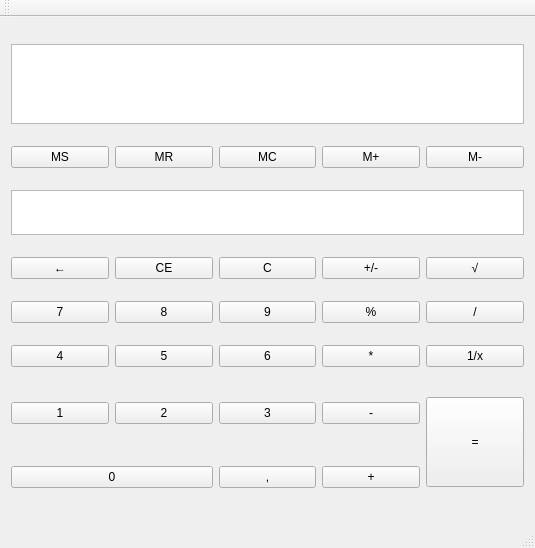
Before: the Qt Designer form mainwindow.ui in GremSnoort/Calc, drawn with Qt 5.
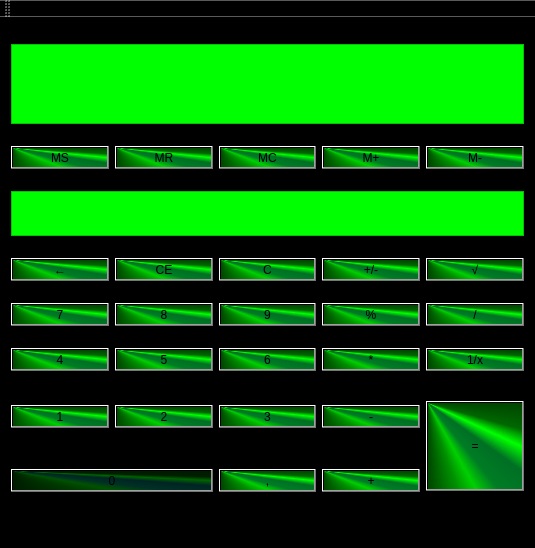
After: the same form once the commit is applied.

Commit message: QString all/design/correction

The edit to the form file:
```diff
--- a/mainwindow.ui
+++ b/mainwindow.ui
@@ -13,6 +13,9 @@
   <property name="windowTitle">
    <string>MainWindow</string>
   </property>
+  <property name="styleSheet">
+   <string notr="true">background-color: rgb(0, 0, 0);</string>
+  </property>
   <widget class="QWidget" name="centralWidget">
    <layout class="QGridLayout" name="gridLayout">
     <item row="0" column="0" colspan="5">
@@ -23,10 +26,16 @@
         <height>80</height>
        </size>
       </property>
+      <property name="styleSheet">
+       <string notr="true">background-color: rgb(0, 255, 0);</string>
+      </property>
      </widget>
     </item>
     <item row="1" column="0">
      <widget class="QPushButton" name="MSave">
+      <property name="styleSheet">
+       <string notr="true">background-color: qconicalgradient(cx:0, cy:0, angle:135, stop:0 rgba(0, 255, 0, 69), stop:0.375 rgba(0, 255, 0, 69), stop:0.423533 rgba(0, 255, 0, 145), stop:0.45 rgba(0, 255, 0, 208), stop:0.477581 rgba(0, 244, 71, 130), stop:0.518717 rgba(0, 218, 71, 130), stop:0.55 rgba(0, 255, 0, 255), stop:0.57754 rgba(0, 203, 0, 130), stop:0.625 rgba(0, 255, 0, 69), stop:1 rgba(0, 255, 0, 69));</string>
+      </property>
       <property name="text">
        <string>MS</string>
       </property>
@@ -34,6 +43,9 @@
     </item>
     <item row="1" column="1">
      <widget class="QPushButton" name="MRead">
+      <property name="styleSheet">
+       <string notr="true">background-color: qconicalgradient(cx:0, cy:0, angle:135, stop:0 rgba(0, 255, 0, 69), stop:0.375 rgba(0, 255, 0, 69), stop:0.423533 rgba(0, 255, 0, 145), stop:0.45 rgba(0, 255, 0, 208), stop:0.477581 rgba(0, 244, 71, 130), stop:0.518717 rgba(0, 218, 71, 130), stop:0.55 rgba(0, 255, 0, 255), stop:0.57754 rgba(0, 203, 0, 130), stop:0.625 rgba(0, 255, 0, 69), stop:1 rgba(0, 255, 0, 69));</string>
+      </property>
       <property name="text">
        <string>MR</string>
       </property>
@@ -41,6 +53,9 @@
     </item>
     <item row="1" column="2">
      <widget class="QPushButton" name="MClear">
+      <property name="styleSheet">
+       <string notr="true">background-color: qconicalgradient(cx:0, cy:0, angle:135, stop:0 rgba(0, 255, 0, 69), stop:0.375 rgba(0, 255, 0, 69), stop:0.423533 rgba(0, 255, 0, 145), stop:0.45 rgba(0, 255, 0, 208), stop:0.477581 rgba(0, 244, 71, 130), stop:0.518717 rgba(0, 218, 71, 130), stop:0.55 rgba(0, 255, 0, 255), stop:0.57754 rgba(0, 203, 0, 130), stop:0.625 rgba(0, 255, 0, 69), stop:1 rgba(0, 255, 0, 69));</string>
+      </property>
       <property name="text">
        <string>MC</string>
       </property>
@@ -48,6 +63,9 @@
     </item>
     <item row="1" column="3">
      <widget class="QPushButton" name="MPlus">
+      <property name="styleSheet">
+       <string notr="true">background-color: qconicalgradient(cx:0, cy:0, angle:135, stop:0 rgba(0, 255, 0, 69), stop:0.375 rgba(0, 255, 0, 69), stop:0.423533 rgba(0, 255, 0, 145), stop:0.45 rgba(0, 255, 0, 208), stop:0.477581 rgba(0, 244, 71, 130), stop:0.518717 rgba(0, 218, 71, 130), stop:0.55 rgba(0, 255, 0, 255), stop:0.57754 rgba(0, 203, 0, 130), stop:0.625 rgba(0, 255, 0, 69), stop:1 rgba(0, 255, 0, 69));</string>
+      </property>
       <property name="text">
        <string>M+</string>
       </property>
@@ -55,6 +73,9 @@
     </item>
     <item row="1" column="4">
      <widget class="QPushButton" name="MMinus">
+      <property name="styleSheet">
+       <string notr="true">background-color: qconicalgradient(cx:0, cy:0, angle:135, stop:0 rgba(0, 255, 0, 69), stop:0.375 rgba(0, 255, 0, 69), stop:0.423533 rgba(0, 255, 0, 145), stop:0.45 rgba(0, 255, 0, 208), stop:0.477581 rgba(0, 244, 71, 130), stop:0.518717 rgba(0, 218, 71, 130), stop:0.55 rgba(0, 255, 0, 255), stop:0.57754 rgba(0, 203, 0, 130), stop:0.625 rgba(0, 255, 0, 69), stop:1 rgba(0, 255, 0, 69));</string>
+      </property>
       <property name="text">
        <string>M-</string>
       </property>
@@ -68,10 +89,16 @@
         <height>45</height>
        </size>
       </property>
+      <property name="styleSheet">
+       <string notr="true">background-color: rgb(0, 255, 0);</string>
+      </property>
      </widget>
     </item>
     <item row="3" column="0">
      <widget class="QPushButton" name="Delete_the_last">
+      <property name="styleSheet">
+       <string notr="true">background-color: qconicalgradient(cx:0, cy:0, angle:135, stop:0 rgba(0, 255, 0, 69), stop:0.375 rgba(0, 255, 0, 69), stop:0.423533 rgba(0, 255, 0, 145), stop:0.45 rgba(0, 255, 0, 208), stop:0.477581 rgba(0, 244, 71, 130), stop:0.518717 rgba(0, 218, 71, 130), stop:0.55 rgba(0, 255, 0, 255), stop:0.57754 rgba(0, 203, 0, 130), stop:0.625 rgba(0, 255, 0, 69), stop:1 rgba(0, 255, 0, 69));</string>
+      </property>
       <property name="text">
        <string>←</string>
       </property>
@@ -79,6 +106,9 @@
     </item>
     <item row="3" column="1">
      <widget class="QPushButton" name="CE">
+      <property name="styleSheet">
+       <string notr="true">background-color: qconicalgradient(cx:0, cy:0, angle:135, stop:0 rgba(0, 255, 0, 69), stop:0.375 rgba(0, 255, 0, 69), stop:0.423533 rgba(0, 255, 0, 145), stop:0.45 rgba(0, 255, 0, 208), stop:0.477581 rgba(0, 244, 71, 130), stop:0.518717 rgba(0, 218, 71, 130), stop:0.55 rgba(0, 255, 0, 255), stop:0.57754 rgba(0, 203, 0, 130), stop:0.625 rgba(0, 255, 0, 69), stop:1 rgba(0, 255, 0, 69));</string>
+      </property>
       <property name="text">
        <string>CE</string>
       </property>
@@ -86,6 +116,9 @@
     </item>
     <item row="3" column="2">
      <widget class="QPushButton" name="C">
+      <property name="styleSheet">
+       <string notr="true">background-color: qconicalgradient(cx:0, cy:0, angle:135, stop:0 rgba(0, 255, 0, 69), stop:0.375 rgba(0, 255, 0, 69), stop:0.423533 rgba(0, 255, 0, 145), stop:0.45 rgba(0, 255, 0, 208), stop:0.477581 rgba(0, 244, 71, 130), stop:0.518717 rgba(0, 218, 71, 130), stop:0.55 rgba(0, 255, 0, 255), stop:0.57754 rgba(0, 203, 0, 130), stop:0.625 rgba(0, 255, 0, 69), stop:1 rgba(0, 255, 0, 69));</string>
+      </property>
       <property name="text">
        <string>C</string>
       </property>
@@ -93,6 +126,9 @@
     </item>
     <item row="3" column="3">
      <widget class="QPushButton" name="Change_plus_minus">
+      <property name="styleSheet">
+       <string notr="true">background-color: qconicalgradient(cx:0, cy:0, angle:135, stop:0 rgba(0, 255, 0, 69), stop:0.375 rgba(0, 255, 0, 69), stop:0.423533 rgba(0, 255, 0, 145), stop:0.45 rgba(0, 255, 0, 208), stop:0.477581 rgba(0, 244, 71, 130), stop:0.518717 rgba(0, 218, 71, 130), stop:0.55 rgba(0, 255, 0, 255), stop:0.57754 rgba(0, 203, 0, 130), stop:0.625 rgba(0, 255, 0, 69), stop:1 rgba(0, 255, 0, 69));</string>
+      </property>
       <property name="text">
        <string>+/-</string>
       </property>
@@ -100,6 +136,9 @@
     </item>
     <item row="3" column="4">
      <widget class="QPushButton" name="Sqrt_">
+      <property name="styleSheet">
+       <string notr="true">background-color: qconicalgradient(cx:0, cy:0, angle:135, stop:0 rgba(0, 255, 0, 69), stop:0.375 rgba(0, 255, 0, 69), stop:0.423533 rgba(0, 255, 0, 145), stop:0.45 rgba(0, 255, 0, 208), stop:0.477581 rgba(0, 244, 71, 130), stop:0.518717 rgba(0, 218, 71, 130), stop:0.55 rgba(0, 255, 0, 255), stop:0.57754 rgba(0, 203, 0, 130), stop:0.625 rgba(0, 255, 0, 69), stop:1 rgba(0, 255, 0, 69));</string>
+      </property>
       <property name="text">
        <string>√</string>
       </property>
@@ -107,6 +146,9 @@
     </item>
     <item row="4" column="0">
      <widget class="QPushButton" name="N_seven">
+      <property name="styleSheet">
+       <string notr="true">background-color: qconicalgradient(cx:0, cy:0, angle:135, stop:0 rgba(0, 255, 0, 69), stop:0.375 rgba(0, 255, 0, 69), stop:0.423533 rgba(0, 255, 0, 145), stop:0.45 rgba(0, 255, 0, 208), stop:0.477581 rgba(0, 244, 71, 130), stop:0.518717 rgba(0, 218, 71, 130), stop:0.55 rgba(0, 255, 0, 255), stop:0.57754 rgba(0, 203, 0, 130), stop:0.625 rgba(0, 255, 0, 69), stop:1 rgba(0, 255, 0, 69));</string>
+      </property>
       <property name="text">
        <string>7</string>
       </property>
@@ -114,6 +156,9 @@
     </item>
     <item row="4" column="1">
      <widget class="QPushButton" name="N_eight">
+      <property name="styleSheet">
+       <string notr="true">background-color: qconicalgradient(cx:0, cy:0, angle:135, stop:0 rgba(0, 255, 0, 69), stop:0.375 rgba(0, 255, 0, 69), stop:0.423533 rgba(0, 255, 0, 145), stop:0.45 rgba(0, 255, 0, 208), stop:0.477581 rgba(0, 244, 71, 130), stop:0.518717 rgba(0, 218, 71, 130), stop:0.55 rgba(0, 255, 0, 255), stop:0.57754 rgba(0, 203, 0, 130), stop:0.625 rgba(0, 255, 0, 69), stop:1 rgba(0, 255, 0, 69));</string>
+      </property>
       <property name="text">
        <string>8</string>
       </property>
@@ -121,6 +166,9 @@
     </item>
     <item row="4" column="2">
      <widget class="QPushButton" name="N_nine">
+      <property name="styleSheet">
+       <string notr="true">background-color: qconicalgradient(cx:0, cy:0, angle:135, stop:0 rgba(0, 255, 0, 69), stop:0.375 rgba(0, 255, 0, 69), stop:0.423533 rgba(0, 255, 0, 145), stop:0.45 rgba(0, 255, 0, 208), stop:0.477581 rgba(0, 244, 71, 130), stop:0.518717 rgba(0, 218, 71, 130), stop:0.55 rgba(0, 255, 0, 255), stop:0.57754 rgba(0, 203, 0, 130), stop:0.625 rgba(0, 255, 0, 69), stop:1 rgba(0, 255, 0, 69));</string>
+      </property>
       <property name="text">
        <string>9</string>
       </property>
@@ -128,6 +176,9 @@
     </item>
     <item row="4" column="3">
      <widget class="QPushButton" name="Div_mod">
+      <property name="styleSheet">
+       <string notr="true">background-color: qconicalgradient(cx:0, cy:0, angle:135, stop:0 rgba(0, 255, 0, 69), stop:0.375 rgba(0, 255, 0, 69), stop:0.423533 rgba(0, 255, 0, 145), stop:0.45 rgba(0, 255, 0, 208), stop:0.477581 rgba(0, 244, 71, 130), stop:0.518717 rgba(0, 218, 71, 130), stop:0.55 rgba(0, 255, 0, 255), stop:0.57754 rgba(0, 203, 0, 130), stop:0.625 rgba(0, 255, 0, 69), stop:1 rgba(0, 255, 0, 69));</string>
+      </property>
       <property name="text">
        <string>%</string>
       </property>
@@ -135,6 +186,9 @@
     </item>
     <item row="4" column="4">
      <widget class="QPushButton" name="Div_div">
+      <property name="styleSheet">
+       <string notr="true">background-color: qconicalgradient(cx:0, cy:0, angle:135, stop:0 rgba(0, 255, 0, 69), stop:0.375 rgba(0, 255, 0, 69), stop:0.423533 rgba(0, 255, 0, 145), stop:0.45 rgba(0, 255, 0, 208), stop:0.477581 rgba(0, 244, 71, 130), stop:0.518717 rgba(0, 218, 71, 130), stop:0.55 rgba(0, 255, 0, 255), stop:0.57754 rgba(0, 203, 0, 130), stop:0.625 rgba(0, 255, 0, 69), stop:1 rgba(0, 255, 0, 69));</string>
+      </property>
       <property name="text">
        <string>/</string>
       </property>
@@ -142,6 +196,9 @@
     </item>
     <item row="5" column="0">
      <widget class="QPushButton" name="N_four">
+      <property name="styleSheet">
+       <string notr="true">background-color: qconicalgradient(cx:0, cy:0, angle:135, stop:0 rgba(0, 255, 0, 69), stop:0.375 rgba(0, 255, 0, 69), stop:0.423533 rgba(0, 255, 0, 145), stop:0.45 rgba(0, 255, 0, 208), stop:0.477581 rgba(0, 244, 71, 130), stop:0.518717 rgba(0, 218, 71, 130), stop:0.55 rgba(0, 255, 0, 255), stop:0.57754 rgba(0, 203, 0, 130), stop:0.625 rgba(0, 255, 0, 69), stop:1 rgba(0, 255, 0, 69));</string>
+      </property>
       <property name="text">
        <string>4</string>
       </property>
@@ -149,6 +206,9 @@
     </item>
     <item row="5" column="1">
      <widget class="QPushButton" name="N_five">
+      <property name="styleSheet">
+       <string notr="true">background-color: qconicalgradient(cx:0, cy:0, angle:135, stop:0 rgba(0, 255, 0, 69), stop:0.375 rgba(0, 255, 0, 69), stop:0.423533 rgba(0, 255, 0, 145), stop:0.45 rgba(0, 255, 0, 208), stop:0.477581 rgba(0, 244, 71, 130), stop:0.518717 rgba(0, 218, 71, 130), stop:0.55 rgba(0, 255, 0, 255), stop:0.57754 rgba(0, 203, 0, 130), stop:0.625 rgba(0, 255, 0, 69), stop:1 rgba(0, 255, 0, 69));</string>
+      </property>
       <property name="text">
        <string>5</string>
       </property>
@@ -156,6 +216,9 @@
     </item>
     <item row="5" column="2">
      <widget class="QPushButton" name="N_six">
+      <property name="styleSheet">
+       <string notr="true">background-color: qconicalgradient(cx:0, cy:0, angle:135, stop:0 rgba(0, 255, 0, 69), stop:0.375 rgba(0, 255, 0, 69), stop:0.423533 rgba(0, 255, 0, 145), stop:0.45 rgba(0, 255, 0, 208), stop:0.477581 rgba(0, 244, 71, 130), stop:0.518717 rgba(0, 218, 71, 130), stop:0.55 rgba(0, 255, 0, 255), stop:0.57754 rgba(0, 203, 0, 130), stop:0.625 rgba(0, 255, 0, 69), stop:1 rgba(0, 255, 0, 69));</string>
+      </property>
       <property name="text">
        <string>6</string>
       </property>
@@ -163,6 +226,9 @@
     </item>
     <item row="5" column="3">
      <widget class="QPushButton" name="Multiply">
+      <property name="styleSheet">
+       <string notr="true">background-color: qconicalgradient(cx:0, cy:0, angle:135, stop:0 rgba(0, 255, 0, 69), stop:0.375 rgba(0, 255, 0, 69), stop:0.423533 rgba(0, 255, 0, 145), stop:0.45 rgba(0, 255, 0, 208), stop:0.477581 rgba(0, 244, 71, 130), stop:0.518717 rgba(0, 218, 71, 130), stop:0.55 rgba(0, 255, 0, 255), stop:0.57754 rgba(0, 203, 0, 130), stop:0.625 rgba(0, 255, 0, 69), stop:1 rgba(0, 255, 0, 69));</string>
+      </property>
       <property name="text">
        <string>*</string>
       </property>
@@ -170,6 +236,9 @@
     </item>
     <item row="5" column="4">
      <widget class="QPushButton" name="One_div_X">
+      <property name="styleSheet">
+       <string notr="true">background-color: qconicalgradient(cx:0, cy:0, angle:135, stop:0 rgba(0, 255, 0, 69), stop:0.375 rgba(0, 255, 0, 69), stop:0.423533 rgba(0, 255, 0, 145), stop:0.45 rgba(0, 255, 0, 208), stop:0.477581 rgba(0, 244, 71, 130), stop:0.518717 rgba(0, 218, 71, 130), stop:0.55 rgba(0, 255, 0, 255), stop:0.57754 rgba(0, 203, 0, 130), stop:0.625 rgba(0, 255, 0, 69), stop:1 rgba(0, 255, 0, 69));</string>
+      </property>
       <property name="text">
        <string>1/x</string>
       </property>
@@ -177,6 +246,9 @@
     </item>
     <item row="6" column="0">
      <widget class="QPushButton" name="N_one">
+      <property name="styleSheet">
+       <string notr="true">background-color: qconicalgradient(cx:0, cy:0, angle:135, stop:0 rgba(0, 255, 0, 69), stop:0.375 rgba(0, 255, 0, 69), stop:0.423533 rgba(0, 255, 0, 145), stop:0.45 rgba(0, 255, 0, 208), stop:0.477581 rgba(0, 244, 71, 130), stop:0.518717 rgba(0, 218, 71, 130), stop:0.55 rgba(0, 255, 0, 255), stop:0.57754 rgba(0, 203, 0, 130), stop:0.625 rgba(0, 255, 0, 69), stop:1 rgba(0, 255, 0, 69));</string>
+      </property>
       <property name="text">
        <string>1</string>
       </property>
@@ -184,6 +256,9 @@
     </item>
     <item row="6" column="1">
      <widget class="QPushButton" name="N_two">
+      <property name="styleSheet">
+       <string notr="true">background-color: qconicalgradient(cx:0, cy:0, angle:135, stop:0 rgba(0, 255, 0, 69), stop:0.375 rgba(0, 255, 0, 69), stop:0.423533 rgba(0, 255, 0, 145), stop:0.45 rgba(0, 255, 0, 208), stop:0.477581 rgba(0, 244, 71, 130), stop:0.518717 rgba(0, 218, 71, 130), stop:0.55 rgba(0, 255, 0, 255), stop:0.57754 rgba(0, 203, 0, 130), stop:0.625 rgba(0, 255, 0, 69), stop:1 rgba(0, 255, 0, 69));</string>
+      </property>
       <property name="text">
        <string>2</string>
       </property>
@@ -191,6 +266,9 @@
     </item>
     <item row="6" column="2">
      <widget class="QPushButton" name="N_three">
+      <property name="styleSheet">
+       <string notr="true">background-color: qconicalgradient(cx:0, cy:0, angle:135, stop:0 rgba(0, 255, 0, 69), stop:0.375 rgba(0, 255, 0, 69), stop:0.423533 rgba(0, 255, 0, 145), stop:0.45 rgba(0, 255, 0, 208), stop:0.477581 rgba(0, 244, 71, 130), stop:0.518717 rgba(0, 218, 71, 130), stop:0.55 rgba(0, 255, 0, 255), stop:0.57754 rgba(0, 203, 0, 130), stop:0.625 rgba(0, 255, 0, 69), stop:1 rgba(0, 255, 0, 69));</string>
+      </property>
       <property name="text">
        <string>3</string>
       </property>
@@ -198,6 +276,9 @@
     </item>
     <item row="6" column="3">
      <widget class="QPushButton" name="Minus">
+      <property name="styleSheet">
+       <string notr="true">background-color: qconicalgradient(cx:0, cy:0, angle:135, stop:0 rgba(0, 255, 0, 69), stop:0.375 rgba(0, 255, 0, 69), stop:0.423533 rgba(0, 255, 0, 145), stop:0.45 rgba(0, 255, 0, 208), stop:0.477581 rgba(0, 244, 71, 130), stop:0.518717 rgba(0, 218, 71, 130), stop:0.55 rgba(0, 255, 0, 255), stop:0.57754 rgba(0, 203, 0, 130), stop:0.625 rgba(0, 255, 0, 69), stop:1 rgba(0, 255, 0, 69));</string>
+      </property>
       <property name="text">
        <string>-</string>
       </property>
@@ -211,6 +292,9 @@
         <height>90</height>
        </size>
       </property>
+      <property name="styleSheet">
+       <string notr="true">background-color: qconicalgradient(cx:0, cy:0, angle:135, stop:0 rgba(0, 255, 0, 69), stop:0.375 rgba(0, 255, 0, 69), stop:0.423533 rgba(0, 255, 0, 145), stop:0.45 rgba(0, 255, 0, 208), stop:0.477581 rgba(0, 244, 71, 130), stop:0.518717 rgba(0, 218, 71, 130), stop:0.55 rgba(0, 255, 0, 255), stop:0.57754 rgba(0, 203, 0, 130), stop:0.625 rgba(0, 255, 0, 69), stop:1 rgba(0, 255, 0, 69));</string>
+      </property>
       <property name="text">
        <string>=</string>
       </property>
@@ -218,6 +302,10 @@
     </item>
     <item row="7" column="0" colspan="2">
      <widget class="QPushButton" name="N_zero">
+      <property name="styleSheet">
+       <string notr="true">background-color: qconicalgradient(cx:0, cy:0, angle:135, stop:0 rgba(0, 100, 0, 69), stop:0.375 rgba(0, 100, 0, 69), stop:0.423533 rgba(0, 100, 0, 145), stop:0.45 rgba(0, 100, 0, 208), stop:0.477581 rgba(0, 95, 71, 130), stop:0.518717 rgba(0, 70, 71, 130), stop:0.55 rgba(0, 100, 0, 255), stop:0.57754 rgba(0, 60, 0, 130), stop:0.625 rgba(0, 100, 0, 69), stop:1 rgba(0, 100, 0, 69));
+font: 75 14pt &quot;Noto Sans&quot;;</string>
+      </property>
       <property name="text">
        <string>0</string>
       </property>
@@ -225,6 +313,9 @@
     </item>
     <item row="7" column="2">
      <widget class="QPushButton" name="Point">
+      <property name="styleSheet">
+       <string notr="true">background-color: qconicalgradient(cx:0, cy:0, angle:135, stop:0 rgba(0, 255, 0, 69), stop:0.375 rgba(0, 255, 0, 69), stop:0.423533 rgba(0, 255, 0, 145), stop:0.45 rgba(0, 255, 0, 208), stop:0.477581 rgba(0, 244, 71, 130), stop:0.518717 rgba(0, 218, 71, 130), stop:0.55 rgba(0, 255, 0, 255), stop:0.57754 rgba(0, 203, 0, 130), stop:0.625 rgba(0, 255, 0, 69), stop:1 rgba(0, 255, 0, 69));</string>
+      </property>
       <property name="text">
        <string>,</string>
       </property>
@@ -232,6 +323,9 @@
     </item>
     <item row="7" column="3">
      <widget class="QPushButton" name="Plus">
+      <property name="styleSheet">
+       <string notr="true">background-color: qconicalgradient(cx:0, cy:0, angle:135, stop:0 rgba(0, 255, 0, 69), stop:0.375 rgba(0, 255, 0, 69), stop:0.423533 rgba(0, 255, 0, 145), stop:0.45 rgba(0, 255, 0, 208), stop:0.477581 rgba(0, 244, 71, 130), stop:0.518717 rgba(0, 218, 71, 130), stop:0.55 rgba(0, 255, 0, 255), stop:0.57754 rgba(0, 203, 0, 130), stop:0.625 rgba(0, 255, 0, 69), stop:1 rgba(0, 255, 0, 69));</string>
+      </property>
       <property name="text">
        <string>+</string>
       </property>
```
The commit also changes 4 other files.
